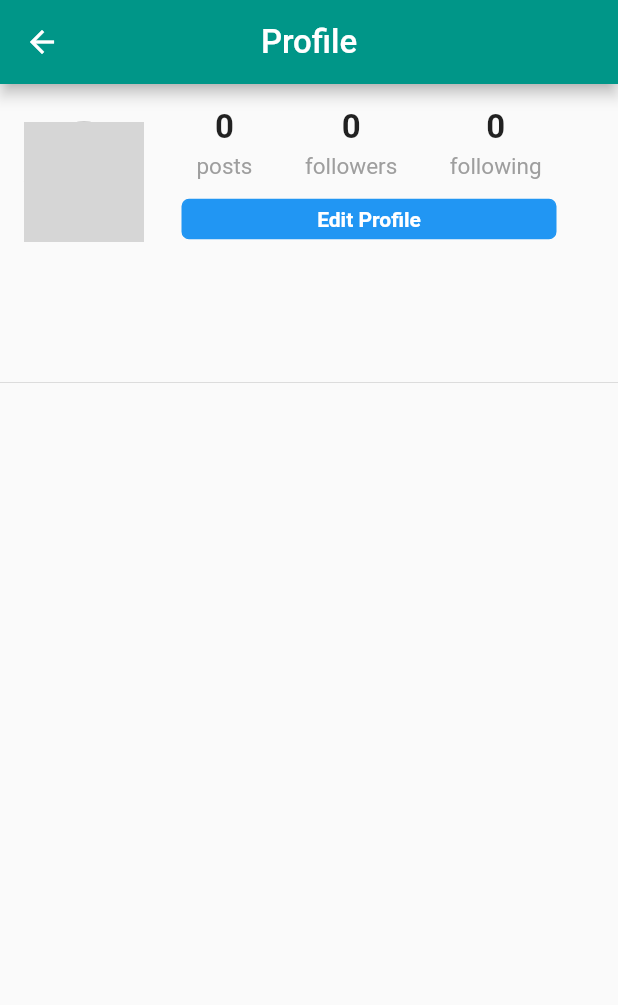
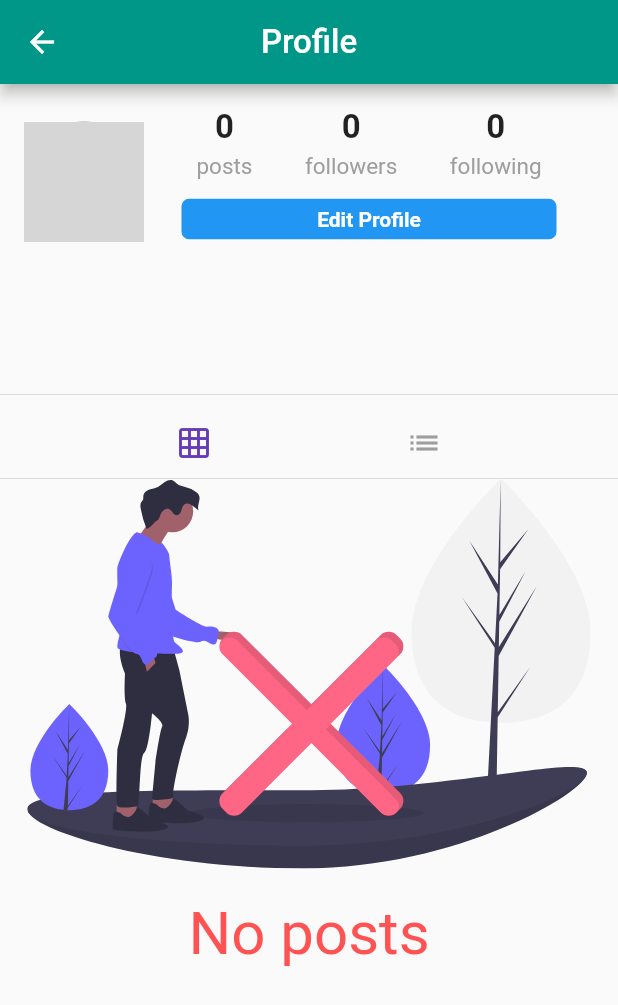
Before and after one commit to chamoddissanayake/social-network, a Flutter app: the Profile screen opened directly, on a phone screen of 412 x 824 dp. Shown: the top 1005 px of the screen. Run offline on Flutter 3.47's test engine with Material 2 defaults, Android fonts, the phone set to English and light mode, and no system bars; our stand-ins replace cached_network_image, cloud_firestore, firebase_storage, flutter_svg, geolocator, google_sign_in and 1 more; accounts and stored records are empty; network calls fail; grey boxes are pictures that could not be loaded.

Commit message:
handle posts

```diff
--- a/lib/pages/profile.dart
+++ b/lib/pages/profile.dart
@@ -1,6 +1,7 @@
 import 'package:cached_network_image/cached_network_image.dart';
 import 'package:cloud_firestore/cloud_firestore.dart';
 import 'package:flutter/material.dart';
+import 'package:flutter_svg/svg.dart';
 import 'package:fluttershare/models/user.dart';
 import 'package:fluttershare/pages/edit_profile.dart';
 import 'package:fluttershare/pages/home.dart';
@@ -20,6 +21,7 @@ class Profile extends StatefulWidget {
 
 class _ProfileState extends State<Profile> {
   final String currentUserId = currentUser?.id;
+  String postOrientation = "grid";
   bool isLoading = false;
   int postCount = 0;
   List<Post> posts = [];
@@ -194,16 +196,70 @@ class _ProfileState extends State<Profile> {
   buildProfilePosts() {
     if (isLoading) {
       return circularProgress();
+    }else if(posts.isEmpty){
+      return Container(
+        child: Column(
+          mainAxisAlignment: MainAxisAlignment.center,
+          children: <Widget>[
+            SvgPicture.asset('assets/images/no_content.svg', height: 260.0),
+            Padding(
+              padding: EdgeInsets.only(top: 20.0),
+
+
+                  child: Text(
+                    "No posts",
+                    style: TextStyle(
+                      color: Colors.redAccent,
+                      fontSize: 40.0,
+                    ),
+                  ),
+
+            ),
+          ],
+        ),
+      );
+    } else if (postOrientation == "grid") {
+      List<GridTile> gridTiles = [];
+      posts.forEach((post) {
+        gridTiles.add(GridTile(child: PostTile(post)));
+      });
+      return GridView.count(
+        crossAxisCount: 3,
+        childAspectRatio: 1.0,
+        mainAxisSpacing: 1.5,
+        crossAxisSpacing: 1.5,
+        shrinkWrap: true,
+        physics: NeverScrollableScrollPhysics(),
+        children: gridTiles,
+      );
+    } else if (postOrientation == "list") {
+      return Column(
+        children: posts,
+      );
     }
-    List<GridTile> gridTiles = [];
-    posts.forEach((post) {
-      gridTiles.add(GridTile(child: PostTile(post)));
+  }
+
+  buildTogglePostsOrientation() {
+    return Row(
+      mainAxisAlignment: MainAxisAlignment.spaceEvenly,
+      children: <Widget>[
+        IconButton(
+          icon: Icon(Icons.grid_on),
+          color: postOrientation=='grid'? Theme.of(context).primaryColor: Colors.grey,
+          onPressed: () => setPostOrientation("grid"),
+        ),
+        IconButton(
+            icon: Icon(Icons.list),
+            color: postOrientation=='list'? Theme.of(context).primaryColor: Colors.grey,
+            onPressed: () => setPostOrientation("list")),
+      ],
+    );
+  }
+
+  setPostOrientation(String postOrientation) {
+    setState(() {
+      this.postOrientation = postOrientation;
     });
-    return GridView.count(
-      crossAxisCount: 3, childAspectRatio: 1.0, mainAxisSpacing: 1.5,crossAxisSpacing: 1.5,shrinkWrap: true,physics: NeverScrollableScrollPhysics(),children: gridTiles,);
-    // return Column(
-    //   children: posts,
-    // );
   }
 
   @override
@@ -213,6 +269,8 @@ class _ProfileState extends State<Profile> {
       body: ListView(
         children: <Widget>[
           buildProfileHeader(),
+          Divider(),
+          buildTogglePostsOrientation(),
           Divider(
             height: 0.0,
           ),
```
